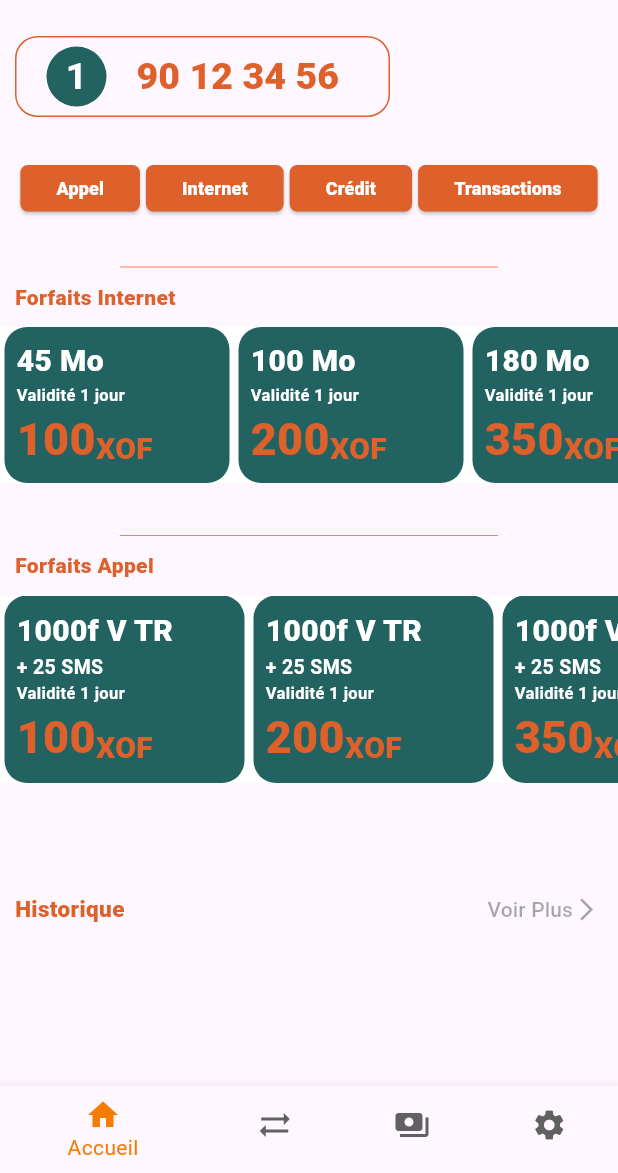
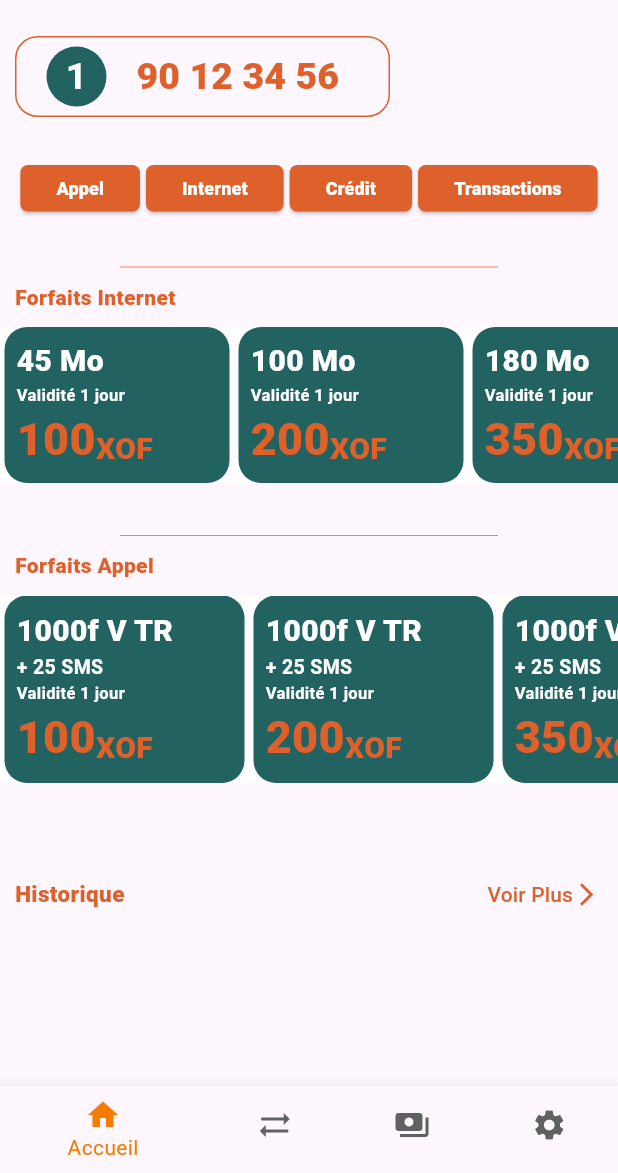
Before and after one commit to MyriadeAdm/ussd_app, a Flutter app: the screen it shows after launch, on a phone screen of 412 x 824 dp, the part 63-1236 px from its top. Run offline on Flutter 3.47's test engine with Material 3 defaults, Android fonts, the light colour scheme and no system bars.

Commit message:
modification Height sizedbox au dessus de historique de 60 en 50

```diff
--- a/lib/home.dart
+++ b/lib/home.dart
@@ -415,7 +415,7 @@ class _MyHomePageState extends State<MyHomePage> {
             //==============================Section Historique transaction [D]============================
 
             const SizedBox(
-              height: 60,
+              height: 50,
             ),
 
             const Row(
@@ -433,8 +433,9 @@ class _MyHomePageState extends State<MyHomePage> {
                     onPressed: null,
                     child: Row(
                       children: [
-                        Text('Voir Plus'),
-                        Icon(Icons.arrow_forward_ios_sharp),
+                        Text('Voir Plus',
+                          style: TextStyle(color: Color.fromRGBO(222, 97, 43, 5) ),),
+                        Icon(Icons.arrow_forward_ios_sharp, size: 18, color: Color.fromRGBO(222, 97, 43, 5),),
                       ],
                     ))
               ],
```
